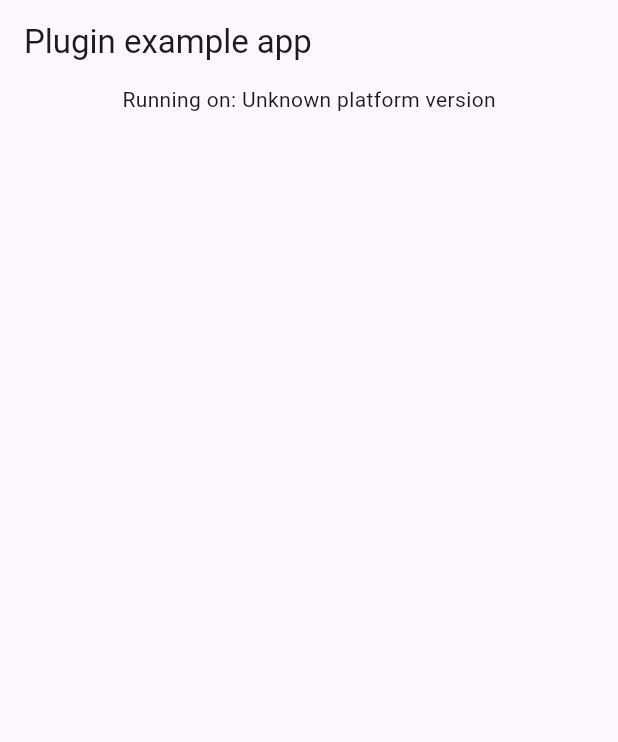
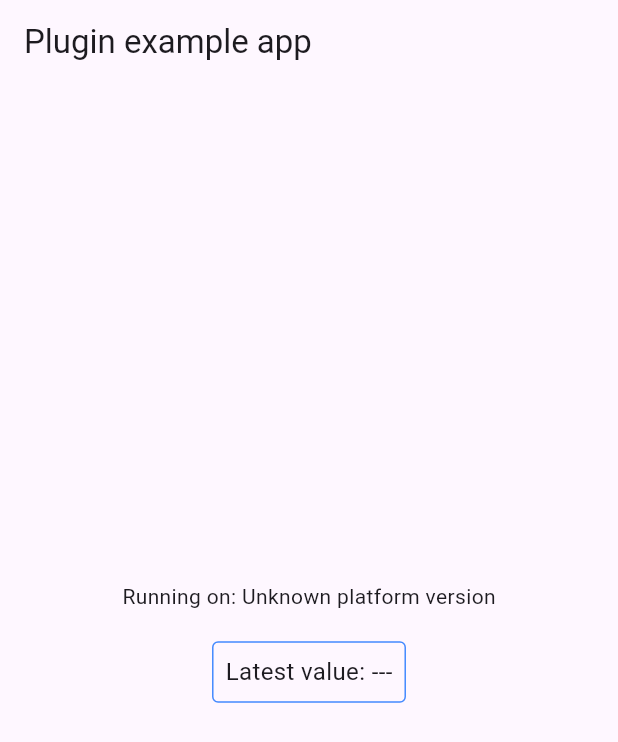
Before and after one commit to tryterra/TerraFlutterRT, a Flutter app: the screen it shows after launch, on a phone screen of 412 x 824 dp. Shown: the top 742 px of the screen. Run offline on Flutter 3.47's test engine with Material 3 defaults, Android fonts, the phone set to English and light mode, and no system bars; network calls fail.

Commit message:
[0.2.3] Update native SDK

```diff
--- a/example/lib/main.dart
+++ b/example/lib/main.dart
@@ -12,8 +12,11 @@ import 'dart:convert';
 void main() {
   runApp(const MyApp());
 }
+final ValueNotifier<String> dataValNotifier = ValueNotifier<String>('---');
 
 void dataCallback(Update data) {
+  dataValNotifier.value = '${data.val}';
+
   print("Got data in app");
   print(data.ts);
   print(data.type.datatypeString);
@@ -141,13 +144,30 @@ class _MyAppState extends State<MyApp> {
   Widget build(BuildContext context) {
     return MaterialApp(
       home: Scaffold(
-        appBar: AppBar(
-          title: const Text('Plugin example app'),
-        ),
+        appBar: AppBar(title: const Text('Plugin example app')),
         body: Center(
           child: Column(
-            // iOSScanView() is required since apple doesn't have context access
-            children: [Text('Running on: $_platformVersion\n'),  iOSScanView()],
+            mainAxisAlignment: MainAxisAlignment.center,
+            children: [
+              Text('Running on: $_platformVersion\n'),
+
+              Container(
+                padding: const EdgeInsets.all(8),
+                decoration: BoxDecoration(
+                  border: Border.all(color: Colors.blueAccent),
+                  borderRadius: BorderRadius.circular(4),
+                ),
+                child: ValueListenableBuilder<String>(
+                  valueListenable: dataValNotifier,
+                  builder: (context, value, _) =>
+                      Text('Latest value: $value',
+                          style: const TextStyle(fontSize: 16)),
+                ),
+              ),
+
+              const SizedBox(height: 24),
+              iOSScanView(),
+            ],
           ),
         ),
       ),
--- a/pubspec.yaml
+++ b/pubspec.yaml
@@ -1,6 +1,6 @@
 name: terra_flutter_rt
 description: Flutter bridge for TerraRTiOS and TerraRTAndroid from Terra Enabling Developers Ltd.
-version: 0.2.2
+version: 0.2.3
 homepage: https://github.com/tryterra/TerraFlutterRT
 
 environment:
```
Also changed, not shown: example/pubspec.lock, 9 other files.
